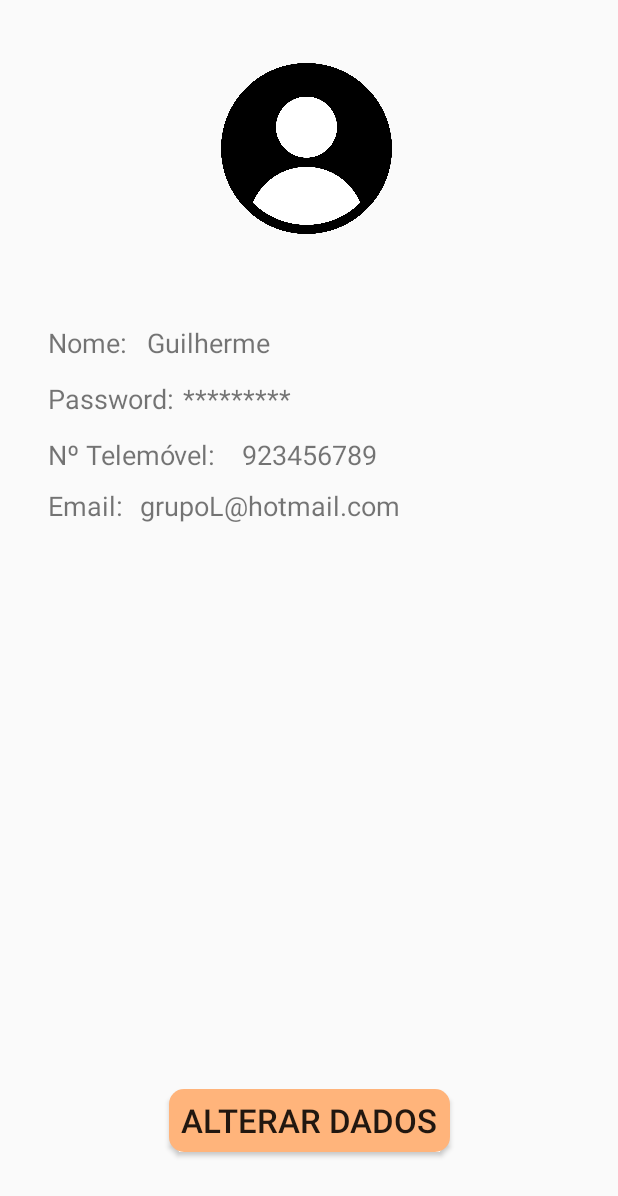
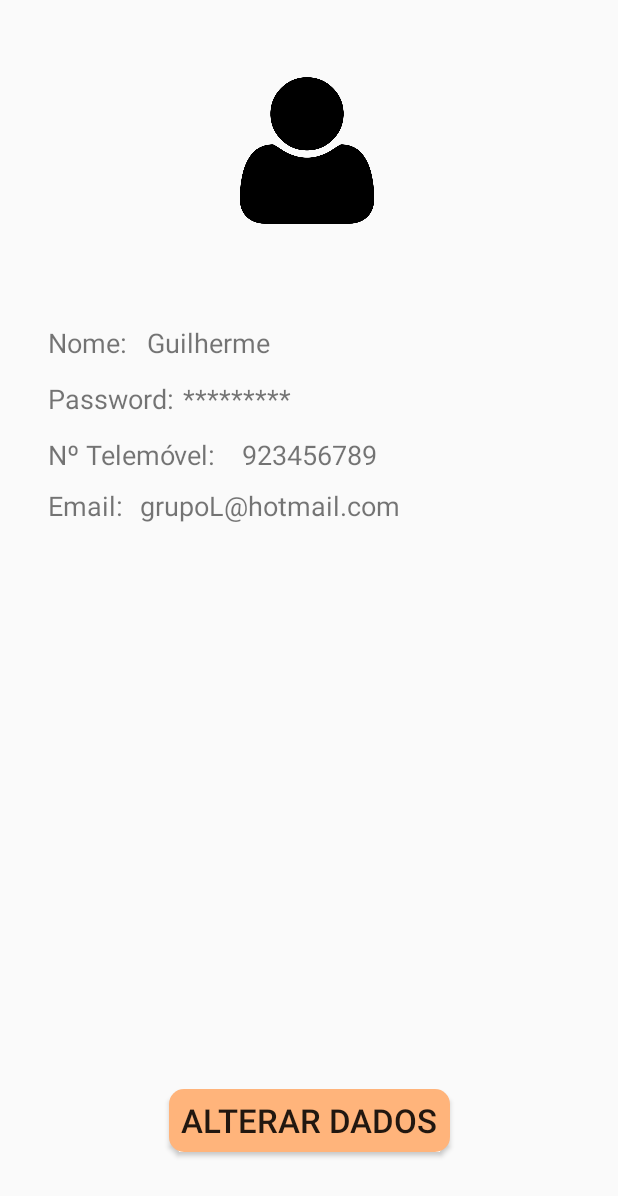
Before and after one commit to MTeixeira9/CM_BuyShare, an Android app: the layout activity_perfil.xml on its own in the app's theme, with its tools: preview values and no code run, on a phone screen of 412 x 824 dp. Shown: the top 1196 px of the screen. Run offline under Robolectric (Android 15) with nearby library versions, the phone set to English and light mode, and no system bars.

Commit message:
meu perfil

```diff
--- a/app/src/main/AndroidManifest.xml
+++ b/app/src/main/AndroidManifest.xml
@@ -62,8 +62,10 @@
         <activity
             android:name=".AdicionarMembrosNovaLista"
             android:parentActivityName=".NovaLista" />
-        <activity android:name=".PopUpAddAmigo"
-            android:theme="@style/AppTheme.popUp"/>
+        <activity
+            android:name=".PopUpAddAmigo"
+            android:theme="@style/AppTheme.popUp" />
+        <activity android:name=".Perfil"></activity>
     </application>
 
 </manifest>
--- a/app/src/main/java/com/example/android/buyshare/NovoAmigoAddM.java
+++ b/app/src/main/java/com/example/android/buyshare/NovoAmigoAddM.java
@@ -8,7 +8,7 @@ public class NovoAmigoAddM extends AppCompatActivity {
     @Override
     protected void onCreate(Bundle savedInstanceState) {
         super.onCreate(savedInstanceState);
-        setContentView(R.layout.activity_novo_amigo);
+        setContentView(R.layout.activity_novo_amigo_add_m);
 
         getSupportActionBar().setTitle("Novo Amigo");
         getSupportActionBar().setDisplayHomeAsUpEnabled(true);
--- a/app/src/main/java/com/example/android/buyshare/Perfil.java
+++ b/app/src/main/java/com/example/android/buyshare/Perfil.java
@@ -9,8 +9,5 @@ public class Perfil extends AppCompatActivity {
     protected void onCreate(Bundle savedInstanceState) {
         super.onCreate(savedInstanceState);
         setContentView(R.layout.activity_perfil);
-        getSupportActionBar().setTitle("Meu Perfil");
-
-
     }
 }
--- a/app/src/main/res/layout/activity_perfil.xml
+++ b/app/src/main/res/layout/activity_perfil.xml
@@ -100,7 +100,7 @@
         app:layout_constraintHorizontal_bias="0.306"
         app:layout_constraintStart_toStartOf="parent"
         app:layout_constraintTop_toTopOf="parent"
-        app:srcCompat="@drawable/user_icon" />
+        app:srcCompat="@drawable/person"/>
 
     <TextView
         android:id="@+id/textView27"
@@ -132,4 +132,7 @@
         app:layout_constraintStart_toStartOf="parent" />
 
 
+
+
+
 </android.support.constraint.ConstraintLayout>
```
